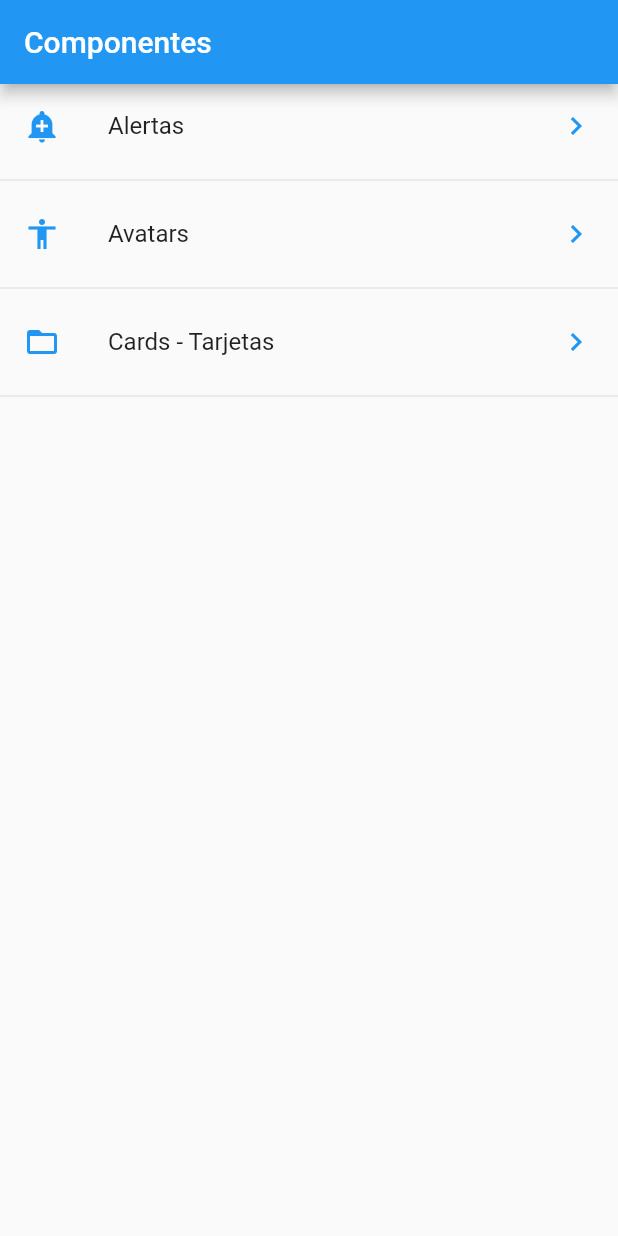
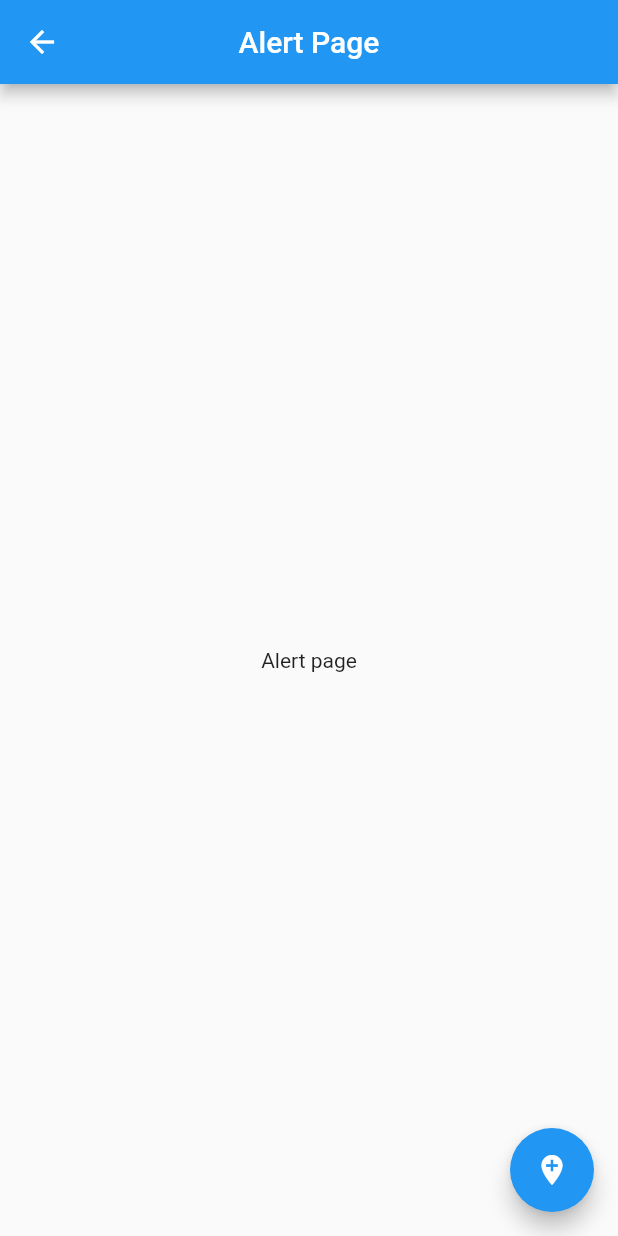
Before and after one commit to SimbakSmart/Begin, a Flutter app: the screen it shows after launch, after a tap on "Alertas", on a phone screen of 412 x 824 dp. Run offline on Flutter 3.47's test engine with Material 2 defaults, Android fonts, the phone set to English and light mode, and no system bars.

Commit message:
13. Navegar a una nueva pantalla en Flutter

```diff
--- /dev/null
+++ b/flutter_components/lib/src/pages/alert_page.dart
@@ -0,0 +1,27 @@
+import 'package:flutter/material.dart';
+
+class AlertPage extends StatelessWidget {
+
+
+  @override
+  Widget build(BuildContext context) {
+    // TODO: implement build
+    return Scaffold(
+
+      appBar: AppBar(
+        title: Text('Alert Page'),
+        centerTitle: true,
+      ),
+      body: Center(
+
+        child:Text('Alert page') ,
+      ),
+      floatingActionButton: FloatingActionButton(
+        child: Icon( Icons.add_location ),
+        onPressed: () {
+          Navigator.pop(context);
+        },
+      ),
+    );
+  }
+}
--- a/flutter_components/lib/src/pages/home_page.dart
+++ b/flutter_components/lib/src/pages/home_page.dart
@@ -1,5 +1,6 @@
 import 'package:flutter/material.dart';
 import 'package:flutter/rendering.dart';
+import 'package:flutter_components/src/pages/alert_page.dart';
 import 'package:flutter_components/src/providers/menu_provider.dart';
 
 import '../utils/icono_string_util.dart';
@@ -42,9 +43,13 @@ class HomePage extends StatelessWidget {
         trailing: Icon ( Icons.keyboard_arrow_right, color: Colors.blue ),
         onTap: () {
 
+        final route = MaterialPageRoute(
+            builder:(context){
+          return AlertPage();
+        });
+         Navigator.push(context, route);
 
-
-        },
+        }
       );
 
       opciones..add( widgetTemp )
```
Also changed, not shown: flutter_components/lib/src/pages/avatar_page.dart (added, +27 -0 lines).
